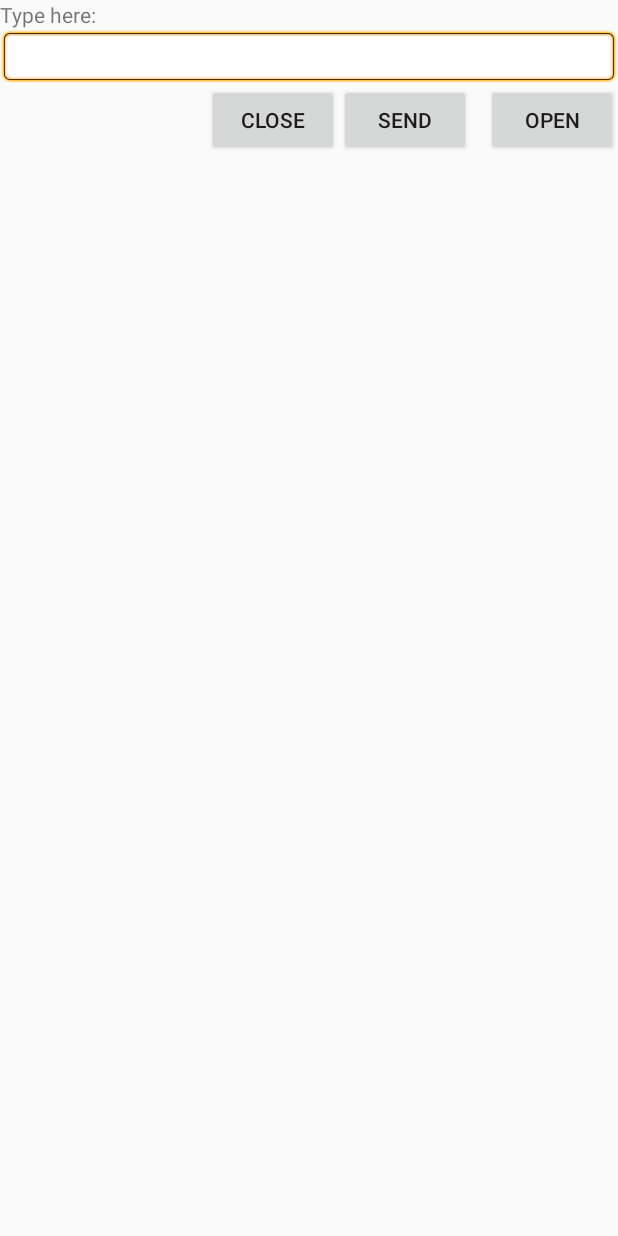
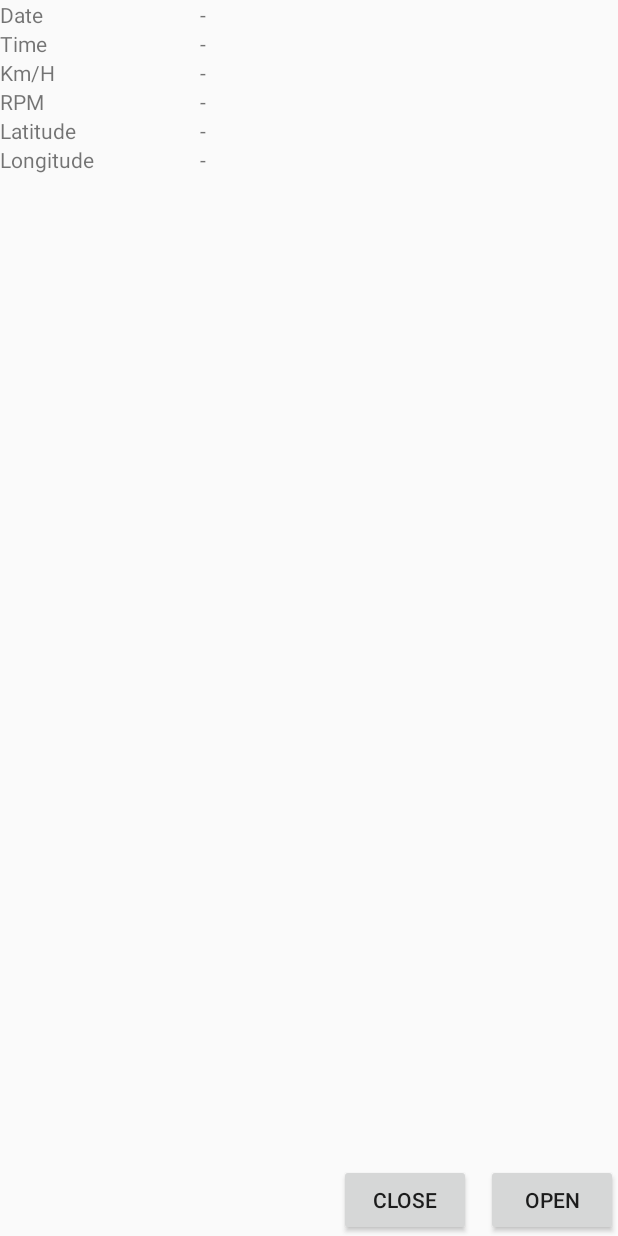
Before and after one commit to nikhunter/Raven, an Android app: the layout activity_main.xml on its own in the app's theme, with its tools: preview values and no code run, on a phone screen of 412 x 824 dp. Run offline under Robolectric (Android 15) with nearby library versions, the phone set to English and light mode, and no system bars.

Commit message:
redesign of main/res/layout/activity_main.xml

```diff
--- a/Android/Raven/app/src/main/java/com/raven_gps/raven/BluetoothThread.java
+++ /dev/null
@@ -1,8 +0,0 @@
-package com.raven_gps.raven;
-
-/**
- * Created by Z6ZRW on 22-May-17.
- */
-
-public class BluetoothThread extends Thread implements Runnable {
-}
--- a/Android/Raven/app/src/main/java/com/raven_gps/raven/MainActivity.java
+++ b/Android/Raven/app/src/main/java/com/raven_gps/raven/MainActivity.java
@@ -7,21 +7,33 @@ import android.bluetooth.BluetoothSocket;
 import android.content.Intent;
 import android.os.Bundle;
 import android.os.Handler;
+import android.util.JsonReader;
 import android.view.View;
 import android.widget.TextView;
 import android.widget.EditText;
 import android.widget.Button;
 
+import org.json.JSONArray;
+import org.json.JSONObject;
 import org.w3c.dom.Text;
 
 import java.io.IOException;
 import java.io.InputStream;
 import java.io.OutputStream;
+import java.io.Reader;
 import java.util.Set;
 import java.util.UUID;
 
 public class MainActivity extends Activity
 {
+    TextView date;
+    TextView time;
+    TextView kmh;
+    TextView rpm;
+    TextView lat;
+    TextView lng;
+
+
     TextView myLabel;
     EditText myTextbox;
     BluetoothAdapter mBluetoothAdapter;
@@ -43,12 +55,21 @@ public class MainActivity extends Activity
         super.onCreate(savedInstanceState);
         setContentView(R.layout.activity_main);
 
+        date = (TextView)findViewById(R.id.date);
+        time = (TextView)findViewById(R.id.time);
+        kmh = (TextView)findViewById(R.id.kmh);
+        rpm = (TextView)findViewById(R.id.rpm);
+        lat = (TextView)findViewById(R.id.lat);
+        lng = (TextView)findViewById(R.id.lng);
+
         Button openButton = (Button)findViewById(R.id.open);
         Button sendButton = (Button)findViewById(R.id.send);
         Button closeButton = (Button)findViewById(R.id.close);
         myLabel = (TextView)findViewById(R.id.label);
         myTextbox = (EditText)findViewById(R.id.entry);
         Log = (TextView)findViewById(R.id.Log);
+
+
 
         //Open Button
         openButton.setOnClickListener(new View.OnClickListener()
@@ -204,6 +225,18 @@ public class MainActivity extends Activity
         workerThread.start();
     }
 
+    void loadJson(String json){
+
+        JSONObject json = JSONObject(json);
+
+        date.setText();
+        time.setText();
+        kmh.setText();
+        date.setText();
+        date.setText();
+        date.setText();
+    }
+
     void sendData() throws IOException
     {
         String msg = myTextbox.getText().toString();
--- a/Android/Raven/app/src/main/res/layout/activity_main.xml
+++ b/Android/Raven/app/src/main/res/layout/activity_main.xml
@@ -5,54 +5,143 @@
     android:layout_height="fill_parent"
     tools:ignore="TextFields,HardcodedText" >
 
-    <TextView
-        android:id="@+id/label"
-        android:layout_width="fill_parent"
-        android:layout_height="wrap_content"
-        android:text="Type here:" />
-
-    <EditText
-        android:id="@+id/entry"
-        android:layout_width="fill_parent"
-        android:layout_height="wrap_content"
-        android:layout_below="@id/label"
-        android:background="@android:drawable/editbox_background" />
-
     <Button
         android:id="@+id/open"
         android:layout_width="wrap_content"
         android:layout_height="wrap_content"
-        android:layout_alignParentRight="true"
-        android:layout_below="@id/entry"
         android:layout_marginLeft="10dip"
-        android:text="Open" />
-
-    <Button
-        android:id="@+id/send"
-        android:layout_width="wrap_content"
-        android:layout_height="wrap_content"
-        android:layout_alignTop="@id/open"
-        android:layout_toLeftOf="@id/open"
-        android:text="Send" />
+        android:text="Open"
+        android:layout_alignParentBottom="true"
+        android:layout_alignParentEnd="true" />
 
     <Button
         android:id="@+id/close"
         android:layout_width="wrap_content"
         android:layout_height="wrap_content"
-        android:layout_alignTop="@id/send"
-        android:layout_toLeftOf="@id/send"
-        android:text="Close" />
+        android:text="Close"
+        android:layout_alignParentBottom="true"
+        android:layout_toStartOf="@+id/open" />
 
-    <TextView
-        android:id="@+id/Log"
-        android:layout_width="wrap_content"
-        android:layout_height="wrap_content"
-        android:layout_alignParentBottom="true"
-        android:layout_alignParentEnd="true"
+    <GridLayout
+        android:layout_width="match_parent"
+        android:layout_height="match_parent"
+        android:layout_alignParentTop="true"
         android:layout_alignParentStart="true"
-        android:layout_below="@+id/open"
-        android:ems="10"
-        android:inputType="textMultiLine"
-        android:verticalScrollbarPosition="right" />
+        android:layout_above="@+id/open"
+        android:columnCount="3"
+        android:rowCount="6"
+        >
+
+        <TextView
+            android:layout_width="200px"
+            android:layout_height="wrap_content"
+            android:layout_column="0"
+            android:layout_row="0"
+            android:text="Date" />
+        <TextView
+            android:layout_width="200px"
+            android:layout_height="wrap_content"
+            android:layout_column="0"
+            android:layout_row="1"
+            android:text="Time" />
+        <TextView
+            android:layout_width="200px"
+            android:layout_height="wrap_content"
+            android:layout_column="0"
+            android:layout_row="2"
+            android:text="Km/H" />
+        <TextView
+            android:layout_width="200px"
+            android:layout_height="wrap_content"
+            android:layout_column="0"
+            android:layout_row="3"
+            android:text="RPM" />
+        <TextView
+            android:layout_width="200px"
+            android:layout_height="wrap_content"
+            android:layout_column="0"
+            android:layout_row="4"
+            android:text="Latitude" />
+        <TextView
+            android:layout_width="200px"
+            android:layout_height="wrap_content"
+            android:layout_column="0"
+            android:layout_row="5"
+            android:text="Longitude" />
+
+        <TextView
+            android:layout_width="200px"
+            android:layout_height="wrap_content"
+            android:layout_column="1"
+            android:layout_row="0"
+            android:text="-" />
+        <TextView
+            android:layout_width="200px"
+            android:layout_height="wrap_content"
+            android:layout_column="1"
+            android:layout_row="1"
+            android:text="-" />
+        <TextView
+            android:layout_width="200px"
+            android:layout_height="wrap_content"
+            android:layout_column="1"
+            android:layout_row="2"
+            android:text="-" />
+        <TextView
+            android:layout_width="200px"
+            android:layout_height="wrap_content"
+            android:layout_column="1"
+            android:layout_row="3"
+            android:text="-" />
+        <TextView
+            android:layout_width="200px"
+            android:layout_height="wrap_content"
+            android:layout_column="1"
+            android:layout_row="4"
+            android:text="-" />
+        <TextView
+            android:layout_width="200px"
+            android:layout_height="wrap_content"
+            android:layout_column="1"
+            android:layout_row="5"
+            android:text="-" />
+
+        <TextView
+            android:id="@+id/date"
+            android:layout_width="200px"
+            android:layout_height="wrap_content"
+            android:layout_column="2"
+            android:layout_row="0" />
+        <TextView
+            android:id="@+id/time"
+            android:layout_width="200px"
+            android:layout_height="wrap_content"
+            android:layout_column="2"
+            android:layout_row="1" />
+        <TextView
+            android:id="@+id/kmh"
+            android:layout_width="200px"
+            android:layout_height="wrap_content"
+            android:layout_column="2"
+            android:layout_row="2" />
+        <TextView
+            android:id="@+id/rpm"
+            android:layout_width="200px"
+            android:layout_height="wrap_content"
+            android:layout_column="2"
+            android:layout_row="3" />
+        <TextView
+            android:id="@+id/lat"
+            android:layout_width="200px"
+            android:layout_height="wrap_content"
+            android:layout_column="2"
+            android:layout_row="4" />
+        <TextView
+            android:id="@+id/lng"
+            android:layout_width="200px"
+            android:layout_height="wrap_content"
+            android:layout_column="2"
+            android:layout_row="5" />
+    </GridLayout>
 
 </RelativeLayout>
```
